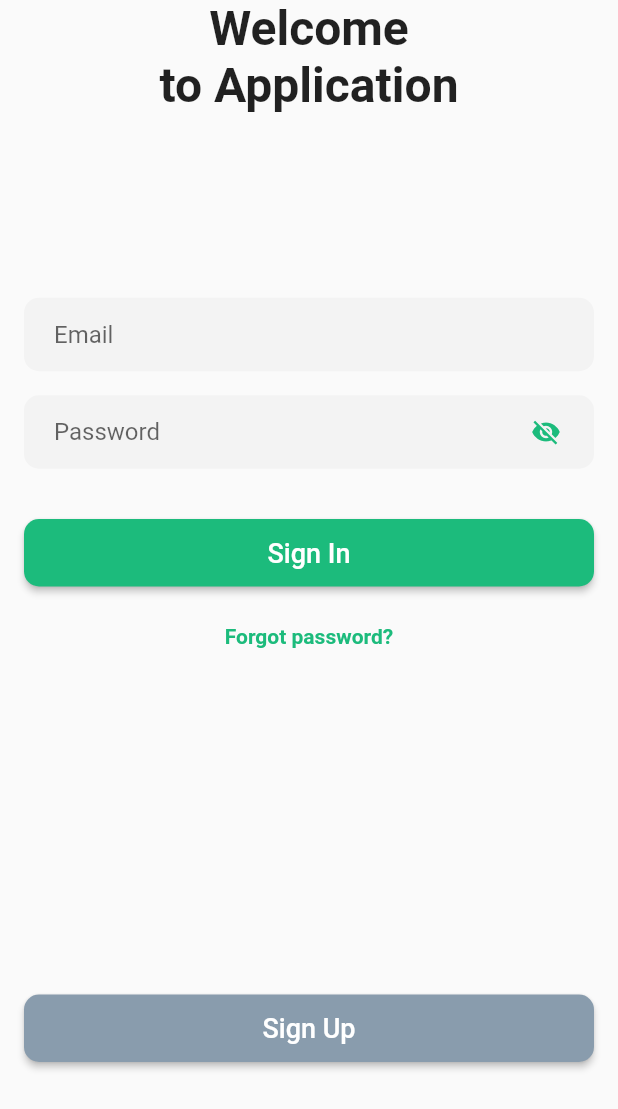
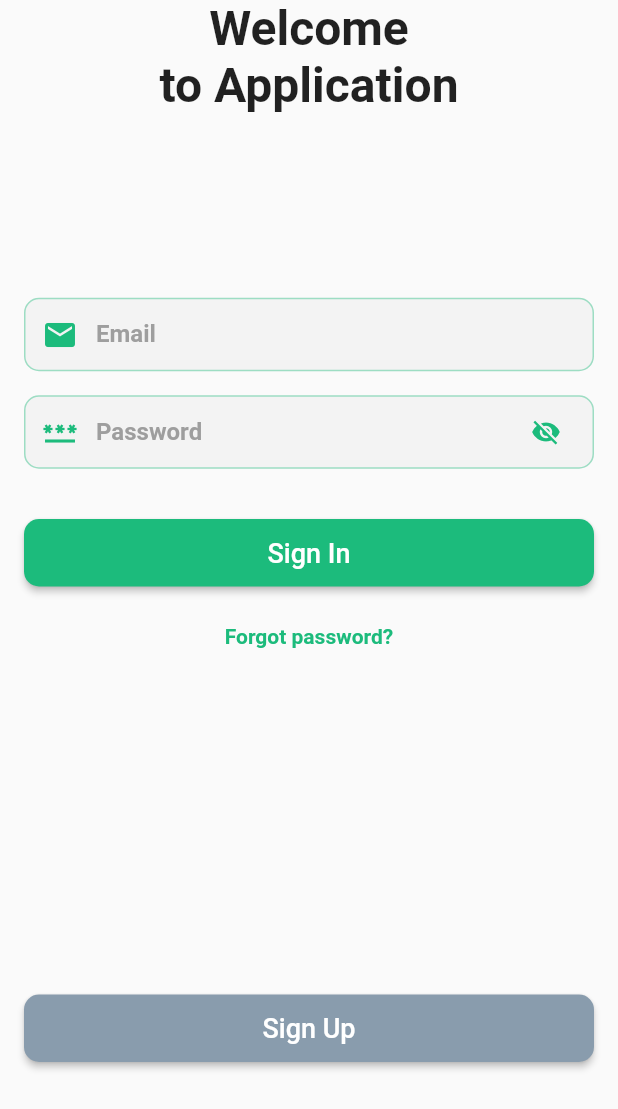
Before and after one commit to mdkamrulislam-web/spagreen_internship_tasks, a Flutter app: the LoginScreen screen opened by its route, on a phone screen of 412 x 824 dp. Shown: the top 1109 px of the screen. Run offline on Flutter 3.47's test engine with Material 2 defaults, Android fonts, the phone set to English and light mode, and no system bars; our stand-ins replace firebase_auth, firebase_core, font_awesome_flutter, get, image_picker; missing offline and left inert: animator; accounts and stored records are empty.

Commit message:
28th Commit - 14th November 2021

```diff
--- /dev/null
+++ b/lib/design_tasks/task_4_&_task_6/constants/firebase_constants.dart
@@ -0,0 +1,6 @@
+import 'package:firebase_auth/firebase_auth.dart';
+import 'package:firebase_core/firebase_core.dart';
+
+final Future<FirebaseApp> firebaseInitilization = Firebase.initializeApp();
+
+FirebaseAuth auth = FirebaseAuth.instance;
--- /dev/null
+++ b/lib/design_tasks/task_4_&_task_6/controllers/auth_controller.dart
@@ -0,0 +1,26 @@
+import 'package:firebase_auth/firebase_auth.dart';
+import 'package:flutter/material.dart';
+import 'package:get/get.dart';
+import 'package:login_signup_page_flutter/design_tasks/task_4_&_task_6/constants/firebase_constants.dart';
+import 'package:login_signup_page_flutter/design_tasks/task_4_&_task_6/screens/home_screen.dart';
+import 'package:login_signup_page_flutter/design_tasks/task_4_&_task_6/screens/login_page/login_screen.dart';
+
+class AuthController extends GetxController {
+  late Rx<User?> firebaseUser;
+
+  @override
+  void onReady() {
+    super.onReady();
+    firebaseUser = Rx<User?>(auth.currentUser);
+
+    ever(firebaseUser, _setInitialScreen);
+  }
+
+  _setInitialScreen(User? user) {
+    if (user == null) {
+      Get.offAll(() => const LoginScreen());
+    } else {
+      Get.offAll(() => const HomeScreen());
+    }
+  }
+}
--- a/lib/design_tasks/task_4_&_task_6/screens/login_page/login_screen.dart
+++ b/lib/design_tasks/task_4_&_task_6/screens/login_page/login_screen.dart
@@ -28,18 +28,46 @@ class _LoginScreenState extends State<LoginScreen> {
     // ! Email Field
     final emailField = TextFormField(
       decoration: InputDecoration(
+        labelText: "Email",
+        floatingLabelStyle: const TextStyle(
+          color: Color(0xFF1cbb7c),
+          fontWeight: FontWeight.w600,
+        ),
+        labelStyle: TextStyle(
+          color: Colors.grey.shade500,
+          fontWeight: FontWeight.w600,
+        ),
+        focusedBorder: OutlineInputBorder(
+          borderRadius: BorderRadius.circular(10),
+          borderSide: const BorderSide(
+            width: 2,
+            color: Color(0xFF1cbb7c),
+          ),
+        ),
+        enabledBorder: OutlineInputBorder(
+          borderRadius: BorderRadius.circular(10),
+          borderSide: BorderSide(
+            width: 1,
+            color: const Color(0xFF1cbb7c).withOpacity(0.4),
+          ),
+        ),
+
         border: OutlineInputBorder(
           borderRadius: BorderRadius.circular(10),
           borderSide: BorderSide.none,
         ),
-
         contentPadding: const EdgeInsets.fromLTRB(20, 15, 20, 15),
         fillColor: const Color(0xFFf3f3f3),
         filled: true,
-
-        // prefixIcon: ,
-
-        hintText: 'Email',
+        prefixIcon: const Icon(
+          Icons.email,
+          color: Color(0xFF1cbb7c),
+        ),
+        // hintText: 'Email',
+        // hintStyle: TextStyle(
+        //   color: Colors.grey.shade500,
+        //   fontWeight: FontWeight.w600,
+        // ),
       ),
       autofocus: false,
       controller: emailController,
@@ -63,6 +91,29 @@ class _LoginScreenState extends State<LoginScreen> {
     final passwordField = TextFormField(
       obscureText: _isHidden,
       decoration: InputDecoration(
+        labelText: "Password",
+        floatingLabelStyle: const TextStyle(
+          color: Color(0xFF1cbb7c),
+          fontWeight: FontWeight.w600,
+        ),
+        labelStyle: TextStyle(
+          color: Colors.grey.shade500,
+          fontWeight: FontWeight.w600,
+        ),
+        focusedBorder: OutlineInputBorder(
+          borderRadius: BorderRadius.circular(10),
+          borderSide: const BorderSide(
+            width: 2,
+            color: Color(0xFF1cbb7c),
+          ),
+        ),
+        enabledBorder: OutlineInputBorder(
+          borderRadius: BorderRadius.circular(10),
+          borderSide: BorderSide(
+            width: 1,
+            color: const Color(0xFF1cbb7c).withOpacity(0.4),
+          ),
+        ),
         border: OutlineInputBorder(
           borderRadius: BorderRadius.circular(10),
           borderSide: BorderSide.none,
@@ -70,15 +121,15 @@ class _LoginScreenState extends State<LoginScreen> {
         contentPadding: const EdgeInsets.fromLTRB(20, 15, 20, 15),
         fillColor: const Color(0xFFf3f3f3),
         filled: true,
-        hintText: 'Password',
+        prefixIcon: const Icon(
+          Icons.password_sharp,
+          color: Color(0xFF1cbb7c),
+        ),
         suffixIcon: Padding(
           padding: const EdgeInsets.only(right: 16.0),
           child: InkWell(
             onTap: () {
               _togglePasswordVisibility();
-              // setState(() {
-              //   _isHidden = !_isHidden;
-              // });
             },
             child: Icon(
               _isHidden ? Icons.visibility_off : Icons.visibility,
--- a/lib/main.dart
+++ b/lib/main.dart
@@ -34,7 +34,8 @@ class MyApp extends StatelessWidget {
   Widget build(BuildContext context) {
     return MaterialApp(
       debugShowCheckedModeBanner: false,
-      initialRoute: ChapterList.id,
+      initialRoute: LoginScreen.id,
+      // ChapterList.id,
       routes: {
         // ! Chapter Page
         ChapterList.id: (context) => const ChapterList(),
--- a/pubspec.yaml
+++ b/pubspec.yaml
@@ -29,9 +29,12 @@ environment:
 dependencies:
   animator: ^3.1.0
   cupertino_icons: ^1.0.2
+  firebase_auth: ^3.2.0
+  firebase_core: ^1.10.0
   flutter:
     sdk: flutter
   font_awesome_flutter: ^9.2.0
+  get: ^4.3.8
   image_picker: ^0.8.4+4
 
 dev_dependencies:
```
Also changed, not shown: lib/design_tasks/task_4_&_task_6/constants/const.dart (renamed from lib/design_tasks/task_4_&_task_6/const.dart), pubspec.lock.
